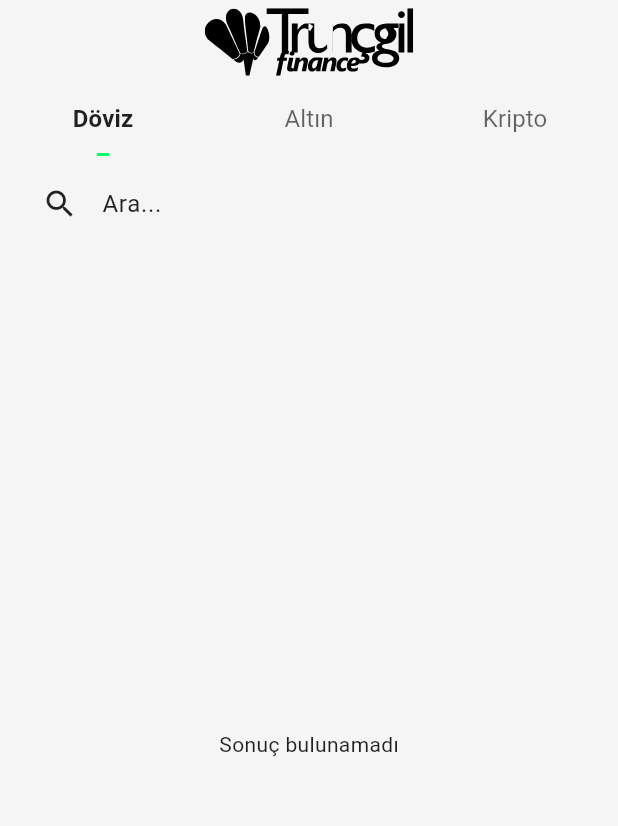
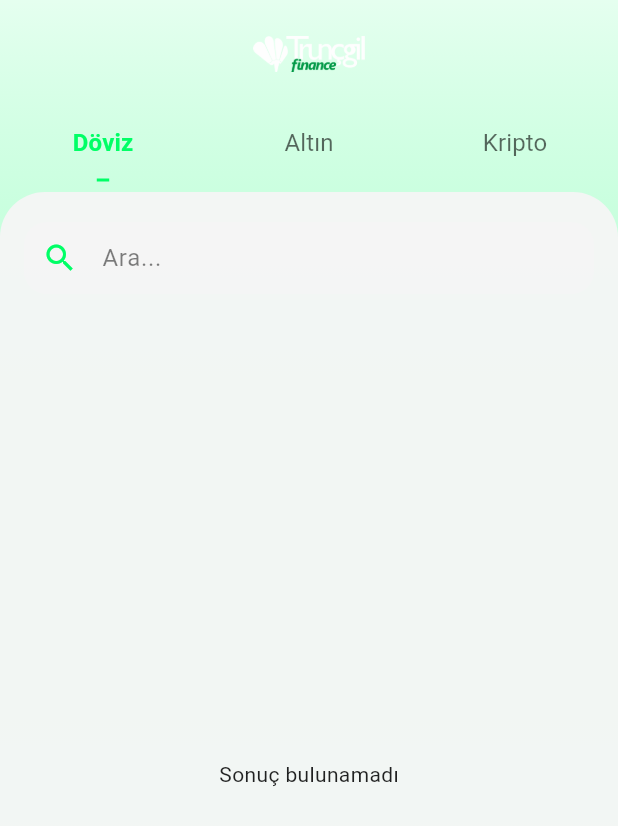
Before and after one commit to truncgil/truncgil-finance-flutter, a Flutter app: the screen it shows after launch, on a phone screen of 412 x 824 dp. Shown: the top 826 px of the screen. Run offline on Flutter 3.47's test engine with Material 3 defaults, Android fonts, the phone set to English and light mode, and no system bars; our stand-ins replace flutter_svg; network calls fail.

Commit message:
Add new assets and refactor UI with background gradient and styled components

```diff
--- a/lib/screens/home_screen.dart
+++ b/lib/screens/home_screen.dart
@@ -26,15 +26,12 @@ class _HomeScreenState extends State<HomeScreen>
 
   Widget _buildLogo(bool isDarkMode) {
     try {
-      return SvgPicture.asset(
-        isDarkMode
-            ? 'assets/images/logo-dark.svg'
-            : 'assets/images/logo-light.svg',
-        height: 45,
+      return Container(
+        padding: const EdgeInsets.symmetric(vertical: 8),
+        height: 40,
+        child: Image.asset(
+          'assets/images/logo.png',
           fit: BoxFit.contain,
-        placeholderBuilder: (BuildContext context) => Container(
-          padding: const EdgeInsets.all(8.0),
-          child: const CircularProgressIndicator(),
         ),
       );
     } catch (e) {
@@ -49,28 +46,63 @@ class _HomeScreenState extends State<HomeScreen>
     final theme = Theme.of(context);
 
     return Scaffold(
-      appBar: AppBar(
-        backgroundColor: theme.colorScheme.surface,
-        title: _buildLogo(isDarkMode),
-        centerTitle: true,
-        elevation: 0,
-        bottom: TabBar(
+      backgroundColor: theme.colorScheme.background,
+      body: Stack(
+        children: [
+          Positioned.fill(
+            child: Container(
+              decoration: BoxDecoration(
+                gradient: LinearGradient(
+                  begin: Alignment.topCenter,
+                  end: Alignment.bottomCenter,
+                  colors: [
+                    theme.colorScheme.primary.withOpacity(0.1),
+                    theme.colorScheme.background,
+                  ],
+                ),
+              ),
+            ),
+          ),
+          SafeArea(
+            child: Column(
+              children: [
+                Container(
+                  height: 120,
+                  child: Column(
+                    children: [
+                      Padding(
+                        padding: const EdgeInsets.symmetric(vertical: 16),
+                        child: _buildLogo(isDarkMode),
+                      ),
+                      TabBar(
                         controller: _tabController,
-          labelColor: theme.colorScheme.onSurface,
-          unselectedLabelColor: theme.colorScheme.onSurface.withOpacity(0.6),
+                        labelColor: theme.colorScheme.primary,
+                        unselectedLabelColor:
+                            theme.colorScheme.onSurface.withOpacity(0.6),
+                        indicatorColor: theme.colorScheme.primary,
+                        indicatorWeight: 3,
                         tabs: const [
                           Tab(text: 'Döviz'),
                           Tab(text: 'Altın'),
                           Tab(text: 'Kripto'),
                         ],
                       ),
+                    ],
                   ),
-      body: TabBarView(
+                ),
+                Expanded(
+                  child: TabBarView(
                     controller: _tabController,
                     children: const [
                       CurrencyList(type: 'currency'),
                       CurrencyList(type: 'gold'),
                       CurrencyList(type: 'crypto'),
+                    ],
+                  ),
+                ),
+              ],
+            ),
+          ),
         ],
       ),
     );
--- a/lib/widgets/currency_list.dart
+++ b/lib/widgets/currency_list.dart
@@ -24,11 +24,26 @@ class CurrencyList extends StatelessWidget {
                 ? provider.gold
                 : provider.crypto;
 
-        return Column(
+        return Container(
+          margin: const EdgeInsets.only(top: 8),
+          decoration: BoxDecoration(
+            color: Theme.of(context).colorScheme.surface.withOpacity(0.95),
+            borderRadius: const BorderRadius.only(
+              topLeft: Radius.circular(30),
+              topRight: Radius.circular(30),
+            ),
+          ),
+          child: ClipRRect(
+            borderRadius: const BorderRadius.only(
+              topLeft: Radius.circular(30),
+              topRight: Radius.circular(30),
+            ),
+            child: Column(
               children: [
                 const CustomSearchBar(),
                 Expanded(
                   child: RefreshIndicator(
+                    color: Theme.of(context).colorScheme.primary,
                     onRefresh: () => provider.fetchData(),
                     child: items.isEmpty
                         ? const Center(
@@ -47,6 +62,8 @@ class CurrencyList extends StatelessWidget {
                   ),
                 ),
               ],
+            ),
+          ),
         );
       },
     );
--- a/lib/widgets/search_bar.dart
+++ b/lib/widgets/search_bar.dart
@@ -7,24 +7,29 @@ class CustomSearchBar extends StatelessWidget {
 
   @override
   Widget build(BuildContext context) {
+    final theme = Theme.of(context);
+
     return Container(
-      padding: const EdgeInsets.symmetric(horizontal: 16, vertical: 8),
+      padding: const EdgeInsets.fromLTRB(16, 20, 16, 12),
       child: TextField(
         onChanged: (value) {
           context.read<FinanceProvider>().setSearchQuery(value);
         },
         decoration: InputDecoration(
           hintText: 'Ara...',
-          prefixIcon: const Icon(Icons.search),
+          prefixIcon: Icon(Icons.search, color: theme.colorScheme.primary),
           border: OutlineInputBorder(
-            borderRadius: BorderRadius.circular(12),
+            borderRadius: BorderRadius.circular(15),
             borderSide: BorderSide.none,
           ),
           filled: true,
-          fillColor: Theme.of(context).colorScheme.surfaceContainerHighest,
+          fillColor: theme.colorScheme.surface.withOpacity(0.8),
           contentPadding:
-              const EdgeInsets.symmetric(horizontal: 16, vertical: 8),
+              const EdgeInsets.symmetric(horizontal: 16, vertical: 12),
+          hintStyle:
+              TextStyle(color: theme.colorScheme.onSurface.withOpacity(0.5)),
         ),
+        style: TextStyle(color: theme.colorScheme.onSurface),
       ),
     );
   }
--- a/pubspec.yaml
+++ b/pubspec.yaml
@@ -26,6 +26,8 @@ dev_dependencies:
 flutter:
   uses-material-design: true
   assets:
+    - assets/images/logo.png
+    - assets/images/
     - assets/images/logo-dark.svg
     - assets/images/logo-light.svg
-    - assets/images/
+    - assets/images/background.svg
```
Also changed, not shown: assets/images/background kopyası.svg (added), assets/images/background.png (added), assets/images/background.svg (added), assets/images/logo.png (added), 5 other files. Lines whose indentation alone changed are shown as unchanged.
